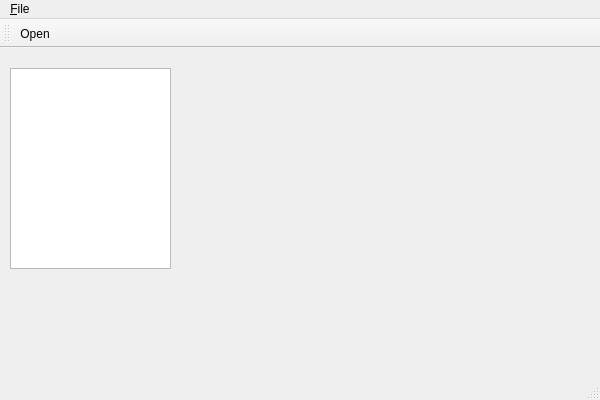
This is cpp/pvtapp/pvtapp.ui in TWANG006/pvt-scheduler as Qt 5 draws it before an edit. The edited form follows.
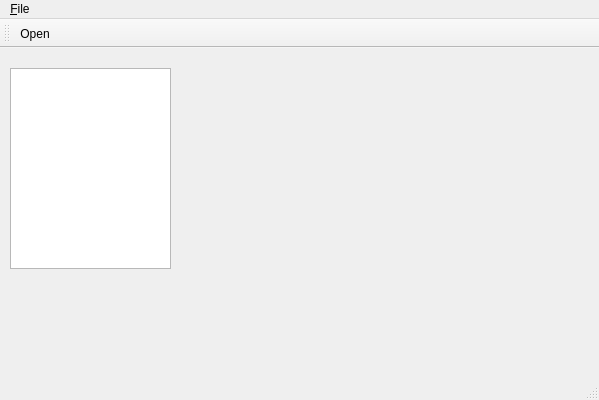
This is the edited form. Icons and pictures are not drawn.

```diff
--- a/cpp/pvtapp/pvtapp.ui
+++ b/cpp/pvtapp/pvtapp.ui
@@ -6,7 +6,7 @@
    <rect>
     <x>0</x>
     <y>0</y>
-    <width>600</width>
+    <width>599</width>
     <height>400</height>
    </rect>
   </property>
@@ -33,7 +33,7 @@
     <rect>
      <x>0</x>
      <y>0</y>
-     <width>600</width>
+     <width>599</width>
      <height>22</height>
     </rect>
    </property>
```
